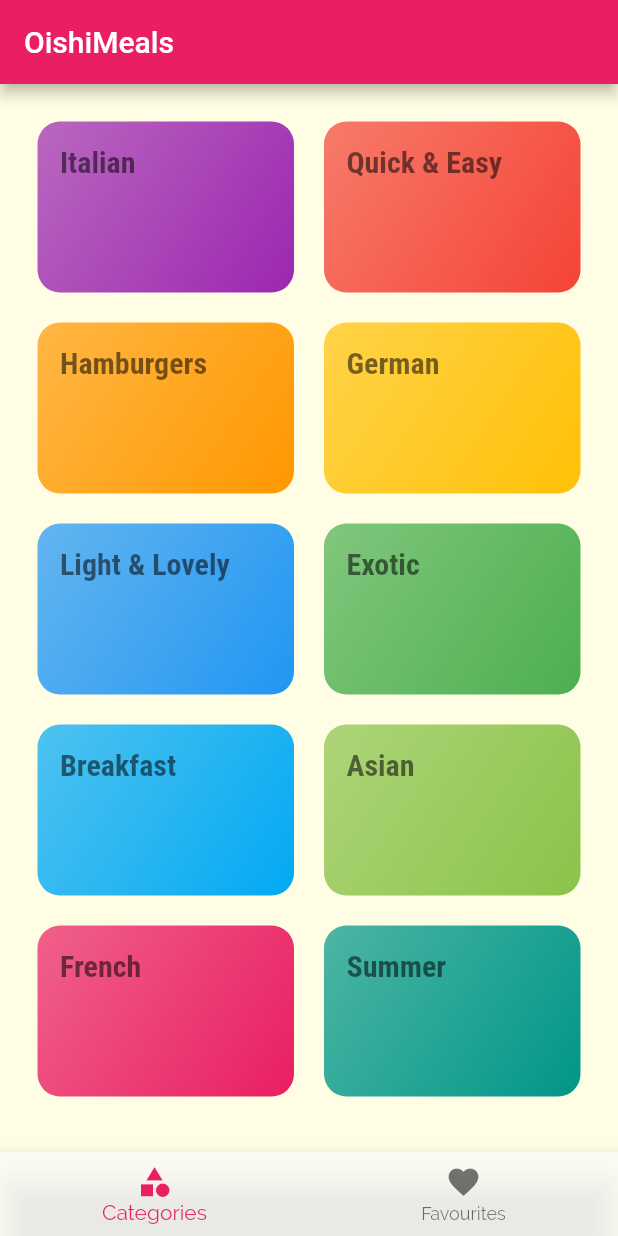
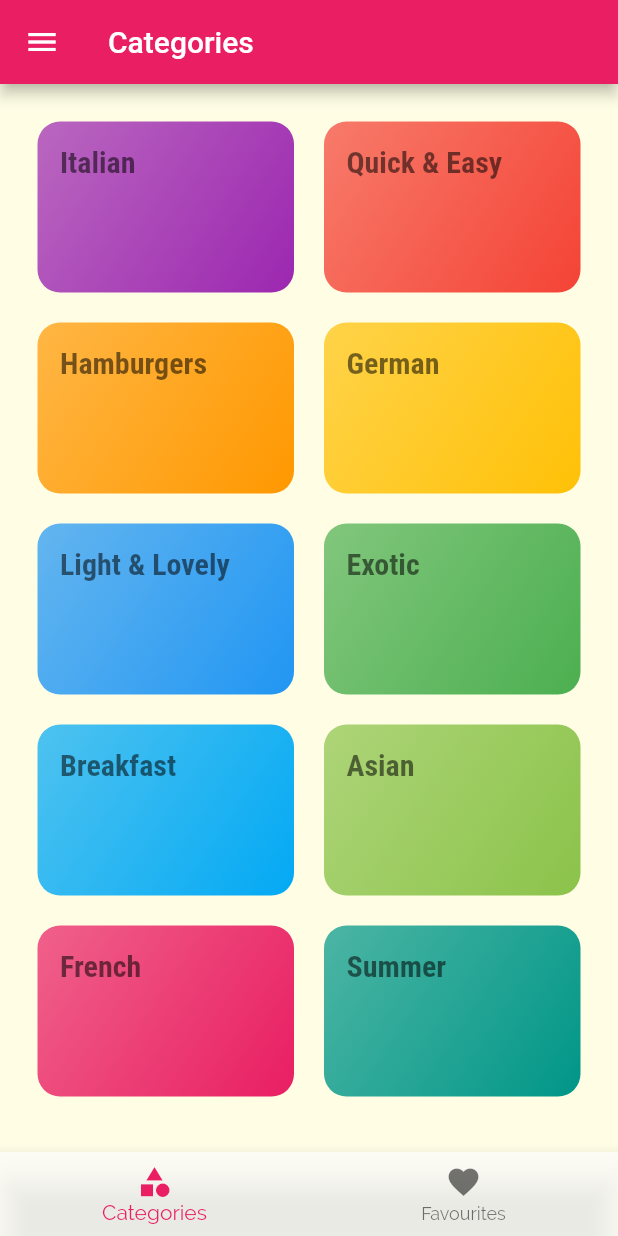
Before and after one commit to sajalAppdevs/oishi-meals, a Flutter app: the screen it shows after launch, on a phone screen of 412 x 824 dp. Run offline on Flutter 3.47's test engine with Material 2 defaults, Android fonts, the phone set to English and light mode, and no system bars.

Commit message:
[feat] finished the navigation drawer design

```diff
--- a/lib/screens/tabs_screen.dart
+++ b/lib/screens/tabs_screen.dart
@@ -1,7 +1,8 @@
 import 'package:flutter/material.dart';
-import 'package:meals/screens/categories_screen.dart';
-import 'package:meals/screens/favourites_screen.dart';
 
+import '../screens/categories_screen.dart';
+import '../screens/favourites_screen.dart';
+import '../widgets/main_drawer.dart';
 import '../utils/strings.dart';
 
 class TabsScreen extends StatefulWidget {
@@ -12,7 +13,10 @@ class TabsScreen extends StatefulWidget {
 }
 
 class _TabsScreenState extends State<TabsScreen> {
-  final _pages = const [CategoriesScreen(), FavouritesScreen()];
+  final _pages = const [
+    MapEntry(categories, CategoriesScreen()),
+    MapEntry(favourites, FavouritesScreen())
+  ];
 
   int _selectedTab = 0;
   void _selectTab(int tab) {
@@ -24,9 +28,10 @@ class _TabsScreenState extends State<TabsScreen> {
     final theme = Theme.of(context);
     return Scaffold(
       appBar: AppBar(
-        title: const Text(appName),
+        title: Text(_pages[_selectedTab].key),
       ),
-      body: SafeArea(child: _pages[_selectedTab]),
+      drawer: const MainDrawer(),
+      body: SafeArea(child: _pages[_selectedTab].value),
       bottomNavigationBar: BottomNavigationBar(
         onTap: (tab) => _selectTab(tab),
         selectedItemColor: theme.primaryColor,
@@ -35,11 +40,11 @@ class _TabsScreenState extends State<TabsScreen> {
         items: const [
           BottomNavigationBarItem(
             icon: Icon(Icons.category),
-            label: "Categories",
+            label: categories,
           ),
           BottomNavigationBarItem(
             icon: Icon(Icons.favorite),
-            label: "Favourites",
+            label: favourites,
           ),
         ],
       ),
--- a/lib/utils/strings.dart
+++ b/lib/utils/strings.dart
@@ -1 +1,3 @@
 const appName = "OishiMeals";
+const categories = "Categories";
+const favourites = "Favourites";
```
Also changed, not shown: lib/widgets/main_drawer.dart (added, +61 -0 lines).
